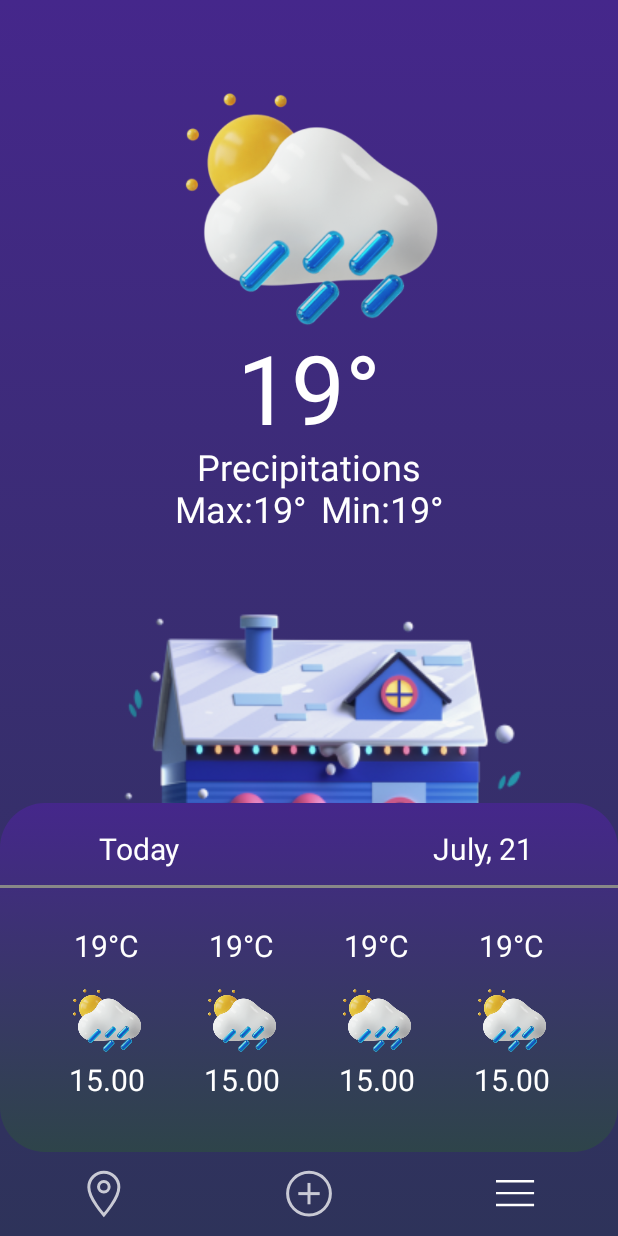
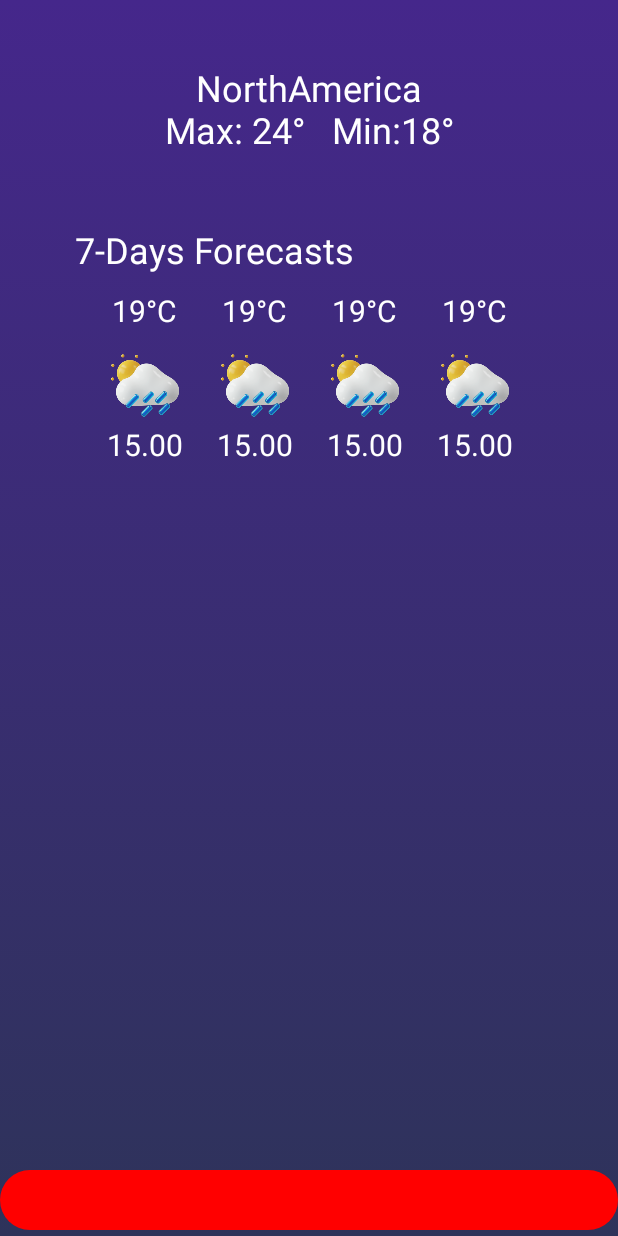
Before and after one commit to lGReaperl/WeatherApp, an Android app built with Jetpack Compose: the WeatherScreenView screen opened through its navigation route, item 3 of the bottom bar chosen, on a phone screen of 412 x 824 dp. Run offline under Robolectric (Android 15) with nearby library versions, the phone set to English and light mode, and no system bars; our stand-ins replace Dagger/Hilt's generated code, constraintlayout-compose.

Commit message:
Weather Retrofit/Hilt/UseCase

```diff
--- a/app/src/main/AndroidManifest.xml
+++ b/app/src/main/AndroidManifest.xml
@@ -2,7 +2,10 @@
 <manifest xmlns:android="http://schemas.android.com/apk/res/android"
     xmlns:tools="http://schemas.android.com/tools">
 
+    <uses-permission android:name="android.permission.INTERNET" />
+
     <application
+        android:name=".WeatherApplication"
         android:allowBackup="true"
         android:dataExtractionRules="@xml/data_extraction_rules"
         android:fullBackupContent="@xml/backup_rules"
--- a/app/src/main/java/com/example/weatherapp/MainActivity.kt
+++ b/app/src/main/java/com/example/weatherapp/MainActivity.kt
@@ -8,13 +8,15 @@ import androidx.activity.compose.setContent
 import androidx.activity.enableEdgeToEdge
 import androidx.compose.runtime.LaunchedEffect
 import androidx.compose.ui.platform.LocalContext
-import com.example.weatherapp.useri.navigation.MainNavHost
+import com.example.weatherapp.ui.navigation.MainNavHost
+import dagger.hilt.android.AndroidEntryPoint
 import kotlinx.coroutines.DelicateCoroutinesApi
 import kotlinx.coroutines.Dispatchers
 import kotlinx.coroutines.GlobalScope
 import kotlinx.coroutines.delay
 import kotlinx.coroutines.launch
 
+@AndroidEntryPoint
 class MainActivity : ComponentActivity() {
     @OptIn(DelicateCoroutinesApi::class)
     override fun onCreate(savedInstanceState: Bundle?) {
--- /dev/null
+++ b/app/src/main/java/com/example/weatherapp/domain/GetWeatherUseCase.kt
@@ -0,0 +1,23 @@
+package com.example.weatherapp.domain
+
+import com.example.weatherapp.data.model.WeatherResponse
+import com.example.weatherapp.data.network.ApiService
+import retrofit2.awaitResponse
+import javax.inject.Inject
+
+class GetWeatherUseCase @Inject constructor(
+    private val apiService: ApiService
+) {
+    suspend operator fun invoke(lat: Double, lon: Double, apiKey: String): Result<WeatherResponse>{
+        return try {
+            val response = apiService.getWeather(lat,lon,apiKey).awaitResponse()
+            if (response.isSuccessful){
+                Result.success(response.body()!!)
+            } else {
+                Result.failure(Exception("Error: ${response.code()}"))
+            }
+        } catch (e: Exception){
+            Result.failure(e)
+        }
+    }
+}
--- a/app/src/main/java/com/example/weatherapp/useri/navigation/MainNavHost.kt
+++ b/app/src/main/java/com/example/weatherapp/ui/navigation/MainNavHost.kt
@@ -1,12 +1,12 @@
-package com.example.weatherapp.useri.navigation
+package com.example.weatherapp.ui.navigation
 
 import androidx.compose.runtime.Composable
-import androidx.navigation.NavHostController
 import androidx.navigation.compose.NavHost
 import androidx.navigation.compose.composable
 import androidx.navigation.compose.rememberNavController
-import com.example.weatherapp.useri.screens.home.HomeScreenView
-import com.example.weatherapp.useri.screens.weather.WeatherScreenView
+import com.example.weatherapp.ui.screens.details.DetailsScreenView
+import com.example.weatherapp.ui.screens.home.HomeScreenView
+import com.example.weatherapp.ui.screens.weather.WeatherScreenView
 
 @Composable
 fun MainNavHost() {
@@ -19,6 +19,7 @@ fun MainNavHost() {
     ) {
         composable("home") { HomeScreenView(navController) }
         composable("weather") { WeatherScreenView(navController) }
+        composable("details") { DetailsScreenView(navController) }
     }
 
 }
--- /dev/null
+++ b/app/src/main/java/com/example/weatherapp/ui/screens/details/DetailsScreen.kt
@@ -0,0 +1,176 @@
+package com.example.weatherapp.ui.screens.details
+
+import androidx.compose.foundation.Image
+import androidx.compose.foundation.background
+import androidx.compose.foundation.layout.Arrangement
+import androidx.compose.foundation.layout.Column
+import androidx.compose.foundation.layout.Row
+import androidx.compose.foundation.layout.fillMaxSize
+import androidx.compose.foundation.layout.fillMaxWidth
+import androidx.compose.foundation.layout.size
+import androidx.compose.material3.Button
+import androidx.compose.material3.ButtonColors
+import androidx.compose.material3.Text
+import androidx.compose.runtime.Composable
+import androidx.compose.ui.Alignment
+import androidx.compose.ui.Modifier
+import androidx.compose.ui.graphics.Brush
+import androidx.compose.ui.graphics.Color
+import androidx.compose.ui.platform.LocalContext
+import androidx.compose.ui.res.painterResource
+import androidx.compose.ui.tooling.preview.Preview
+import androidx.compose.ui.unit.dp
+import androidx.compose.ui.unit.sp
+import androidx.constraintlayout.compose.ConstraintLayout
+import androidx.navigation.NavController
+import androidx.navigation.testing.TestNavHostController
+import com.example.weatherapp.R
+
+@Composable
+fun DetailsScreenView(navController: NavController) {
+    ConstraintLayout(
+        modifier = Modifier
+            .fillMaxSize()
+            .background(
+                brush = Brush.verticalGradient(
+                    colors = listOf(Color(0xFF45278B), Color(0xFF2E335A))
+                )
+            ),
+    ) {
+        val (topText,listDetails,buttonDetails,column) = createRefs()
+
+        TopTextDetailsFragment(
+            modifier = Modifier
+                .constrainAs(topText) {
+                    top.linkTo(parent.top, 46.dp)
+                    centerHorizontallyTo(parent)
+                }
+        )
+
+        WeatherListDetailsFragment(
+            modifier = Modifier
+                .constrainAs(listDetails){
+                    top.linkTo(topText.bottom, 52.dp)
+                }
+        )
+
+        ButtonDetails(
+            modifier = Modifier
+                .constrainAs(buttonDetails){
+                    bottom.linkTo(parent.bottom)
+                },
+            navController = navController
+        )
+    }
+}
+
+@Composable
+fun ButtonDetails(modifier: Modifier, navController: NavController){
+    Button(
+        colors = ButtonColors(
+            containerColor = Color.Red,
+            contentColor = Color.White,
+            disabledContainerColor = Color.Transparent,
+            disabledContentColor = Color.Transparent
+        ),
+        modifier = modifier
+            .fillMaxWidth(),
+        onClick = {
+            navController.navigate("weather")
+        }
+    ) { }
+}
+
+@Composable
+fun WeatherListDetailsFragment(modifier: Modifier){
+    ConstraintLayout(
+        modifier = modifier
+            .fillMaxWidth()
+    ) {
+        val (text,row) = createRefs()
+        Text(
+            modifier = Modifier
+                .constrainAs(text){
+                    start.linkTo(parent.start, 50.dp)
+                },
+            color = Color.White,
+            fontSize = 24.sp,
+            text = "7-Days Forecasts"
+        )
+
+        Row(
+            modifier = Modifier
+                .constrainAs(row){
+                    centerHorizontallyTo(parent)
+                    top.linkTo(text.bottom,14.dp)
+                },
+            horizontalArrangement = Arrangement.spacedBy(7.dp)
+        ) {
+            repeat(4) { // Повторяем 4 раза
+                WeatherCardDetails("19°C", "15.00")
+            }
+
+        }
+    }
+}
+
+@Composable
+fun WeatherCardDetails(temp: String, time: String){
+    Column(
+        horizontalAlignment = Alignment.CenterHorizontally,
+    ) {
+        Text(
+            text = temp,
+            fontSize = 20.sp,
+            color = Color(0xFFFFFFFF)
+        )
+        Image(
+            painter = painterResource(id = R.drawable.ic_rain_cloud_sun),
+            contentDescription = "Wether Icon",
+            modifier = Modifier
+                .size(66.dp)
+        )
+        Text(
+            text = time,
+            fontSize = 20.sp,
+            color = Color(0xFFFFFFFF)
+        )
+    }
+}
+
+@Composable
+fun TopTextDetailsFragment(modifier: Modifier){
+    ConstraintLayout(modifier = modifier
+        .fillMaxWidth())
+    {
+        val (text1,text2) = createRefs()
+        Text(
+            modifier = Modifier
+                .constrainAs(text1){
+                    centerHorizontallyTo(parent)
+                },
+            text = "NorthAmerica",
+            fontSize = 24.sp,
+            color = Color.White
+        )
+        Text(
+            modifier = Modifier
+                .constrainAs(text2){
+                    top.linkTo(text1.bottom)
+                    centerHorizontallyTo(parent)
+                },
+            text = "Max: 24°   Min:18°",
+            fontSize = 24.sp,
+            color = Color.White
+        )
+    }
+
+}
+
+@Preview(showBackground = true)
+@Composable
+fun PreviewHomeScreenView() {
+    val context = LocalContext.current
+    val fakeNavController = TestNavHostController(context)
+    DetailsScreenView(navController = fakeNavController)
+}
--- a/app/src/main/java/com/example/weatherapp/useri/screens/home/HomeScreen.kt
+++ b/app/src/main/java/com/example/weatherapp/ui/screens/home/HomeScreen.kt
@@ -1,12 +1,10 @@
-package com.example.weatherapp.useri.screens.home
+package com.example.weatherapp.ui.screens.home
 
 import androidx.compose.foundation.Image
 import androidx.compose.foundation.background
 import androidx.compose.foundation.layout.Column
-import androidx.compose.foundation.layout.Row
 import androidx.compose.foundation.layout.fillMaxSize
 import androidx.compose.foundation.layout.fillMaxWidth
-import androidx.compose.foundation.layout.padding
 import androidx.compose.foundation.layout.size
 import androidx.compose.material3.Button
 import androidx.compose.material3.ButtonDefaults
--- a/app/src/main/java/com/example/weatherapp/useri/screens/weather/WeatherScreen.kt
+++ b/app/src/main/java/com/example/weatherapp/ui/screens/weather/WeatherScreen.kt
@@ -1,11 +1,10 @@
-package com.example.weatherapp.useri.screens.weather
+package com.example.weatherapp.ui.screens.weather
 
 import androidx.compose.foundation.Image
 import androidx.compose.foundation.background
 import androidx.compose.foundation.layout.Arrangement
 import androidx.compose.foundation.layout.Column
 import androidx.compose.foundation.layout.Row
-import androidx.compose.foundation.layout.fillMaxHeight
 import androidx.compose.foundation.layout.fillMaxSize
 import androidx.compose.foundation.layout.fillMaxWidth
 import androidx.compose.foundation.layout.padding
@@ -14,29 +13,19 @@ import androidx.compose.foundation.shape.RoundedCornerShape
 import androidx.compose.material.BottomNavigation
 import androidx.compose.material.BottomNavigationItem
 import androidx.compose.material.Icon
-import androidx.compose.material.icons.Icons
-import androidx.compose.material.icons.filled.AccountCircle
-import androidx.compose.material.icons.filled.Add
-import androidx.compose.material.icons.filled.Home
-import androidx.compose.material.icons.filled.Menu
-import androidx.compose.material.icons.filled.Search
 import androidx.compose.material3.Divider
 import androidx.compose.material3.Text
 import androidx.compose.runtime.Composable
+import androidx.compose.runtime.collectAsState
 import androidx.compose.runtime.getValue
 import androidx.compose.runtime.mutableStateOf
 import androidx.compose.runtime.remember
-import androidx.compose.runtime.rememberCoroutineScope
-import androidx.compose.runtime.setValue
 import androidx.compose.ui.Alignment
 import androidx.compose.ui.Modifier
 import androidx.compose.ui.draw.clip
 import androidx.compose.ui.graphics.Brush
 import androidx.compose.ui.graphics.Color
-import androidx.compose.ui.graphics.Paint
-import androidx.compose.ui.graphics.painter.Painter
 import androidx.compose.ui.graphics.vector.ImageVector
-import androidx.compose.ui.graphics.vector.rememberVectorPainter
 import androidx.compose.ui.platform.LocalContext
 import androidx.compose.ui.res.painterResource
 import androidx.compose.ui.res.vectorResource
@@ -44,15 +33,16 @@ import androidx.compose.ui.tooling.preview.Preview
 import androidx.compose.ui.unit.dp
 import androidx.compose.ui.unit.sp
 import androidx.constraintlayout.compose.ConstraintLayout
+import androidx.hilt.navigation.compose.hiltViewModel
 import androidx.navigation.NavController
 import androidx.navigation.testing.TestNavHostController
 import com.example.weatherapp.R
+import com.example.weatherapp.data.model.WeatherResponse
 
 @Composable
-fun WeatherScreenView(navController: NavController) {
+fun WeatherScreenView(navController: NavController, viewModel: WeatherViewModel = hiltViewModel()) {
 
-    var isLoading by remember { mutableStateOf(false) }
-    val coroutineScope = rememberCoroutineScope()
+    val weather by viewModel.weatherState.collectAsState()
 
     ConstraintLayout (
         modifier = Modifier
@@ -74,20 +64,22 @@ fun WeatherScreenView(navController: NavController) {
             modifier = Modifier.constrainAs(botRef){
                 start.linkTo(parent.start)
                 bottom.linkTo(botNavRef.top)
-            }
+            },
+            weather
         )
 
         CustomBottomNavigation(
             modifier = Modifier.constrainAs(botNavRef){
                 start.linkTo(parent.start)
                 bottom.linkTo(parent.bottom)
-            }
+            },
+            navController = navController
         )
     }
 }
 
 @Composable
-fun CustomBottomNavigation(modifier: Modifier) {
+fun CustomBottomNavigation(modifier: Modifier, navController: NavController) {
     // Состояние для текущей выбранной вкладки
     val selectedItem = remember { mutableStateOf(0) }
 
@@ -118,6 +110,9 @@ fun CustomBottomNavigation(modifier: Modifier) {
                 onClick = {
                     // Обновление состояния выбранной вкладки
                     selectedItem.value = index
+                    when (index) {
+                        2 -> navController.navigate("details")
+                    }
                 },
                 alwaysShowLabel = false // Чтобы показывать только иконки
             )
@@ -126,7 +121,7 @@ fun CustomBottomNavigation(modifier: Modifier) {
 }
 
 @Composable
-fun BotFragment(modifier: Modifier){
+fun BotFragment(modifier: Modifier, weather : WeatherResponse?){
 
     ConstraintLayout( modifier = modifier
         .clip(RoundedCornerShape(30.dp))
@@ -146,7 +141,7 @@ fun BotFragment(modifier: Modifier){
                     top.linkTo(parent.top, 19.dp)
                     start.linkTo(parent.start, 56.dp)
                 },
-            text = "Today",
+            text = weather?.name ?: "Today",
             fontSize = 20.sp,
             color = Color(0xFFFFFFFF)
         )
--- /dev/null
+++ b/app/src/main/java/com/example/weatherapp/ui/screens/weather/WeatherViewModel.kt
@@ -0,0 +1,58 @@
+package com.example.weatherapp.ui.screens.weather
+
+import android.util.Log
+import androidx.lifecycle.MutableLiveData
+import androidx.lifecycle.ViewModel
+import androidx.lifecycle.viewModelScope
+import com.example.weatherapp.data.model.WeatherResponse
+import com.example.weatherapp.domain.GetWeatherUseCase
+import dagger.hilt.android.lifecycle.HiltViewModel
+import kotlinx.coroutines.flow.MutableStateFlow
+import kotlinx.coroutines.flow.StateFlow
+import kotlinx.coroutines.flow.asStateFlow
+import kotlinx.coroutines.launch
+import javax.inject.Inject
+
+@HiltViewModel
+class WeatherViewModel @Inject constructor (
+    private val getWeather: GetWeatherUseCase
+) : ViewModel() {
+
+
+    // Состояние данных о погоде
+    private val _weatherState = MutableStateFlow<WeatherResponse?>(null)
+    val weatherState: StateFlow<WeatherResponse?> = _weatherState.asStateFlow()
+
+    // Флаг загрузки
+    var isLoading = MutableLiveData(false)
+
+
+    init {
+        fetchWeather() // Выполняется только при создании ViewModel
+    }
+
+    // Загрузка данных о погоде
+    private fun fetchWeather() {
+        viewModelScope.launch {
+
+            isLoading.value = true
+            try {
+                val response = getWeather(
+                    lat = 48.450001,
+                    lon = 34.983334,
+                    apiKey = "3049e035d8a775848d5be823e93531f8"
+                )
+
+                response.onSuccess { data ->
+                    _weatherState.value = data
+                }.onFailure { error ->
+                    _weatherState.value = null // Логируем или обрабатываем ошибку
+                    Log.e("com.example.weatherapp.ui.screens.weather.WeatherViewModel", "Error fetching weather", error)
+                }
+
+            } finally {
+                isLoading.value = false
+            }
+        }
+    }
+}
--- a/app/src/main/java/com/example/weatherapp/ui/theme/Theme.kt
+++ b/app/src/main/java/com/example/weatherapp/ui/theme/Theme.kt
@@ -1,6 +1,5 @@
 package com.example.weatherapp.ui.theme
 
-import android.app.Activity
 import android.os.Build
 import androidx.compose.foundation.isSystemInDarkTheme
 import androidx.compose.material3.MaterialTheme
--- a/build.gradle.kts
+++ b/build.gradle.kts
@@ -1,5 +1,6 @@
 // Top-level build file where you can add configuration options common to all sub-projects/modules.
 plugins {
+    id("com.google.dagger.hilt.android") version "2.51.1" apply false
     alias(libs.plugins.android.application) apply false
     alias(libs.plugins.kotlin.android) apply false
     alias(libs.plugins.kotlin.compose) apply false
--- a/gradle/libs.versions.toml
+++ b/gradle/libs.versions.toml
@@ -12,8 +12,11 @@ composeBom = "2024.04.01"
 material = "1.7.6"
 navigationCompose = "2.8.4"
 navigationTesting = "2.6.0"
+retrofit = "2.9.0"
 
 [libraries]
+retrofit = { group = "com.squareup.retrofit2", name = "retrofit", version.ref = "retrofit" }
+retrofit-gson = { group = "com.squareup.retrofit2", name = "converter-gson", version.ref = "retrofit" }
 androidx-constraintlayout-compose = { module = "androidx.constraintlayout:constraintlayout-compose", version.ref = "constraintlayoutCompose" }
 androidx-core-ktx = { group = "androidx.core", name = "core-ktx", version.ref = "coreKtx" }
 androidx-material = { module = "androidx.compose.material:material", version.ref = "material" }
```
Also changed, not shown: app/build.gradle.kts (+15 -1 lines), app/src/main/java/com/example/weatherapp/WeatherApplication.kt (added, +13 -0 lines), app/src/main/java/com/example/weatherapp/data/model/WeatherDataModel.kt (added, +63 -0 lines), app/src/main/java/com/example/weatherapp/data/network/WeatherApiService.kt (added, +43 -0 lines).
